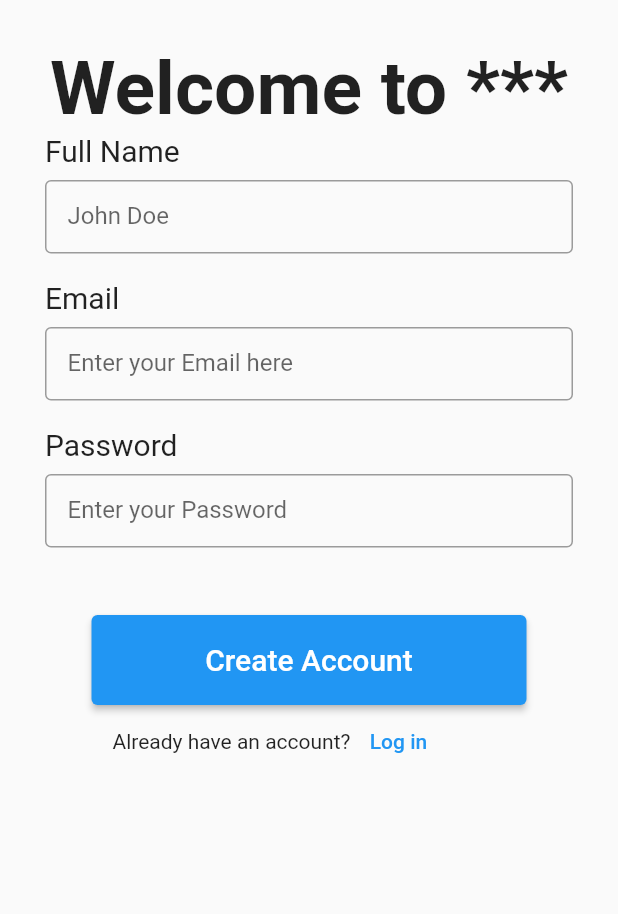
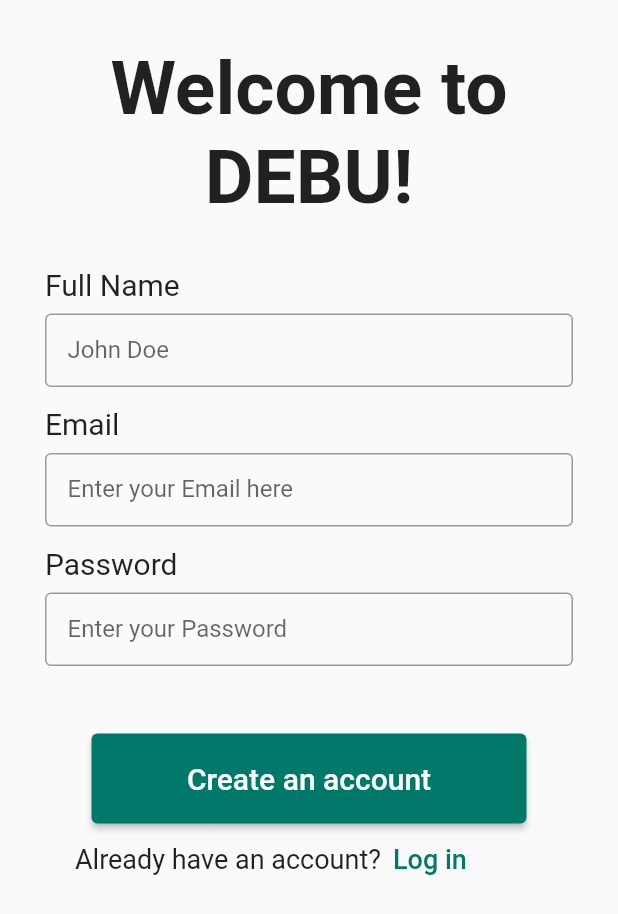
Before and after one commit to dodocha169/flutter_practice_signup, a Flutter app: the screen it shows after launch, on a phone screen of 412 x 824 dp. Shown: the top 914 px of the screen. Run offline on Flutter 3.47's test engine with Material 2 defaults, Android fonts, the phone set to English and light mode, and no system bars.

```diff
--- a/lib/main.dart
+++ b/lib/main.dart
@@ -2,146 +2,8 @@
 
 import 'package:flutter/cupertino.dart';
 import 'package:flutter/material.dart';
+import 'my_app.dart';
 
 void main() {
   runApp(const MyApp());
 }
-
-class MyApp extends StatelessWidget {
-  const MyApp({Key? key}) : super(key: key);
-
-  // This widget is the root of your application.
-  @override
-  Widget build(BuildContext context) {
-    return MaterialApp(
-      title: 'Signup',
-      color: Colors.white,
-      home: const MyHomePage(title: 'Signup'),
-    );
-  }
-}
-
-class MyHomePage extends StatefulWidget {
-  const MyHomePage({Key? key, required this.title}) : super(key: key);
-  final String title;
-
-  @override
-  State<MyHomePage> createState() => _MyHomePageState();
-}
-
-class _MyHomePageState extends State<MyHomePage> {
-  int _counter = 0;
-
-  void _incrementCounter() {
-    setState(() {
-      _counter++;
-    });
-  }
-
-  @override
-  Widget build(BuildContext context) {
-
-    return Scaffold(
-      body: Container(
-        child:
-        Padding(
-          padding: const EdgeInsets.all(30),
-          child: Column(
-            mainAxisAlignment: MainAxisAlignment.start,
-            children: [
-              Container(
-                width: double.infinity,
-                  child: Text('Welcome to ***',
-                    style: TextStyle(fontSize: 50,
-                        fontWeight: FontWeight.bold),
-                    textAlign: TextAlign.center,),),
-              Container(
-                alignment: Alignment(-1,-1),
-                child: Text('Full Name',
-                  style: TextStyle(fontSize: 20,
-                  ),),),
-              Padding(
-                padding: const EdgeInsets.fromLTRB(0, 8, 0 ,0),
-                child: const TextField(
-                  obscureText: true,
-                  decoration: InputDecoration(
-                    contentPadding: EdgeInsets.all(15),
-                    border: OutlineInputBorder(),
-                    labelText: 'John Doe',
-                  ),
-                ),
-              ),
-            Padding(
-              padding: const EdgeInsets.fromLTRB(0, 18, 0, 0),
-              child: Container(alignment: Alignment(-1,-1),
-                child: Text('Email',
-                  style: TextStyle(fontSize: 20,
-                  ),),),
-            ),
-              Padding(
-                padding: const EdgeInsets.fromLTRB(0, 8, 0 ,0),
-                child: const TextField(
-                  obscureText: true,
-                  decoration: InputDecoration(
-                    contentPadding: EdgeInsets.all(15),
-                    border: OutlineInputBorder(),
-                    labelText: 'Enter your Email here',
-                  ),
-                ),
-              ),
-              Padding(
-                padding: const EdgeInsets.fromLTRB(0, 18, 0, 0),
-                child: Container(alignment: Alignment(-1,-1),
-                  child: Text('Password',
-                    style: TextStyle(fontSize: 20,
-                    ),),),
-              ),
-              Padding(
-                padding: const EdgeInsets.fromLTRB(0, 8, 0 ,0),
-                child: const TextField(
-                  obscureText: true,
-                  decoration: InputDecoration(
-                    contentPadding: EdgeInsets.all(15),
-                    border: OutlineInputBorder(),
-                    labelText: 'Enter your Password',
-                  ),
-                ),
-              ),
-            Padding(
-              padding: const EdgeInsets.fromLTRB(0,45,0,0),
-              child: Container(
-                child:SizedBox(
-                  width: 290,
-                  height: 60,
-                child: ElevatedButton(
-                  onPressed: (){
-
-                  }, child: Text('Create Account',style: TextStyle(fontSize: 20),),
-
-                ),
-              )),
-            ),
-              Padding(
-                padding: const EdgeInsets.fromLTRB(45,0,0,0),
-                child: Row(
-                  children: [
-                    Container(
-                      child: Text('Already have an account?',textAlign: TextAlign.center,),
-                    ),
-                    Container(
-                      child:TextButton(
-                        onPressed: (){
-                        },
-                      child: Text('Log in',),)
-                    )
-                  ],
-                ),
-              )
-
-            ],
-          ),
-        ),
-      ),
-    );
-  }
-}
--- /dev/null
+++ b/lib/my_app.dart
@@ -0,0 +1,17 @@
+import 'package:flutter/material.dart';
+
+import 'signup_page.dart';
+
+class MyApp extends StatelessWidget {
+  const MyApp({Key? key}) : super(key: key);
+
+  // This widget is the root of your application.
+  @override
+  Widget build(BuildContext context) {
+    return MaterialApp(
+      title: 'Signup',
+      color: Colors.white,
+      home: SignupPageState(),
+    );
+  }
+}
--- /dev/null
+++ b/lib/signup_button.dart
@@ -0,0 +1,46 @@
+import 'package:flutter/material.dart';
+
+class SignupButton extends StatelessWidget {
+  const SignupButton({Key? key, this.button}) : super(key: key);
+  final button;
+
+  // This widget is the root of your application.
+  @override
+  Widget build(BuildContext context) {
+    return Padding(
+      padding: const EdgeInsets.fromLTRB(0, 45, 0, 0),
+      child: Column(children: [
+        SizedBox(
+          width: 290,
+          height: 60,
+          child: ElevatedButton(
+            onPressed: () {},
+            style: ButtonStyle(
+                backgroundColor:
+                    MaterialStateProperty.all(Colors.teal.shade700)),
+            child: Text('$button', style: TextStyle(fontSize: 20)),
+          ),
+        ),
+        Padding(
+          padding: const EdgeInsets.fromLTRB(50, 0, 0, 0),
+          child: Row(
+            children: [
+              Container(
+                child: Text('Already have an account?',
+                    textAlign: TextAlign.center,
+                    style: TextStyle(fontSize: 18)),
+              ),
+              Container(
+                  child: TextButton(
+                    onPressed: () {},
+                    child: Text('Log in',
+                    style:
+                        TextStyle(fontSize: 18, color: Colors.teal.shade700)),
+              ))
+            ],
+          ),
+        )
+      ]),
+    );
+  }
+}
--- /dev/null
+++ b/lib/signup_page.dart
@@ -0,0 +1,47 @@
+import 'package:flutter/material.dart';
+import 'package:practice_signup/signup_button.dart';
+import 'package:practice_signup/signup_textfield.dart';
+import 'package:practice_signup/signup_textfield_name.dart';
+import 'package:practice_signup/signup_title.dart';
+
+class SignupPageState extends StatelessWidget {
+  @override
+  Widget build(BuildContext context) {
+    return Scaffold(
+        body: Center(
+            widthFactor: double.infinity,
+            child: Column(
+              children: [
+                SignupTitle(title: 'Welcome to DEBU!'),
+                Padding(
+                  padding: const EdgeInsets.fromLTRB(30, 0, 30, 0),
+                  child: SignupTextfieldName(fieldName: 'Full Name'),
+                ),
+                Padding(
+                  padding: const EdgeInsets.fromLTRB(30, 8, 30, 5),
+                  child: SignupTextfield(field: 'John Doe'),
+                ),
+                Padding(
+                  padding: const EdgeInsets.fromLTRB(30, 8, 30, 0),
+                  child: SignupTextfieldName(fieldName: 'Email'),
+                ),
+                Padding(
+                  padding: const EdgeInsets.fromLTRB(30, 8, 30, 5),
+                  child: SignupTextfield(field: 'Enter your Email here'),
+                ),
+                Padding(
+                    padding: const EdgeInsets.fromLTRB(30, 8, 30, 0),
+                    child: SignupTextfieldName(
+                      fieldName: 'Password',
+                    )),
+                Padding(
+                  padding: const EdgeInsets.fromLTRB(30, 8, 30, 0),
+                  child: SignupTextfield(field: 'Enter your Password'),
+                ),
+                Column(
+                  children: [SignupButton(button: 'Create an account')],
+                )
+              ],
+            )));
+  }
+}
--- /dev/null
+++ b/lib/signup_textfield.dart
@@ -0,0 +1,21 @@
+import 'package:flutter/material.dart';
+
+class SignupTextfield extends StatelessWidget {
+  const SignupTextfield({Key? key, this.field}) : super(key: key);
+  final field;
+
+  // This widget is the root of your application.
+  @override
+  Widget build(BuildContext context) {
+    return Center(
+      child: TextField(
+        obscureText: true,
+        decoration: InputDecoration(
+          contentPadding: EdgeInsets.all(15),
+          border: OutlineInputBorder(),
+          labelText: '$field',
+        ),
+      ),
+    );
+  }
+}
--- /dev/null
+++ b/lib/signup_textfield_name.dart
@@ -0,0 +1,27 @@
+import 'package:flutter/material.dart';
+
+class SignupTextfieldName extends StatelessWidget {
+  const SignupTextfieldName({Key? key, required this.fieldName})
+      : super(key: key);
+  final String fieldName;
+
+  // This widget is the root of your application.
+  @override
+  Widget build(BuildContext context) {
+    return Center(
+      child: Container(
+        alignment: Alignment(-1, -1),
+        child: Column(
+          children: [
+            Text(
+              '$fieldName',
+              style: TextStyle(
+                fontSize: 20,
+              ),
+            ),
+          ],
+        ),
+      ),
+    );
+  }
+}
--- /dev/null
+++ b/lib/signup_title.dart
@@ -0,0 +1,25 @@
+import 'package:flutter/material.dart';
+
+class SignupTitle extends StatelessWidget {
+  const SignupTitle({Key? key, this.title}) : super(key: key);
+  final title;
+
+  // This widget is the root of your application.
+  @override
+  Widget build(BuildContext context) {
+    return Padding(
+        padding: EdgeInsets.all(30),
+        child: Column(
+          mainAxisAlignment: MainAxisAlignment.start,
+          children: [
+            Container(
+                width: double.infinity,
+                child: Text(
+                  '$title',
+                  style: TextStyle(fontSize: 50, fontWeight: FontWeight.bold),
+                  textAlign: TextAlign.center,
+                )),
+          ],
+        ));
+  }
+}
```
Also changed, not shown: 1 other file.
